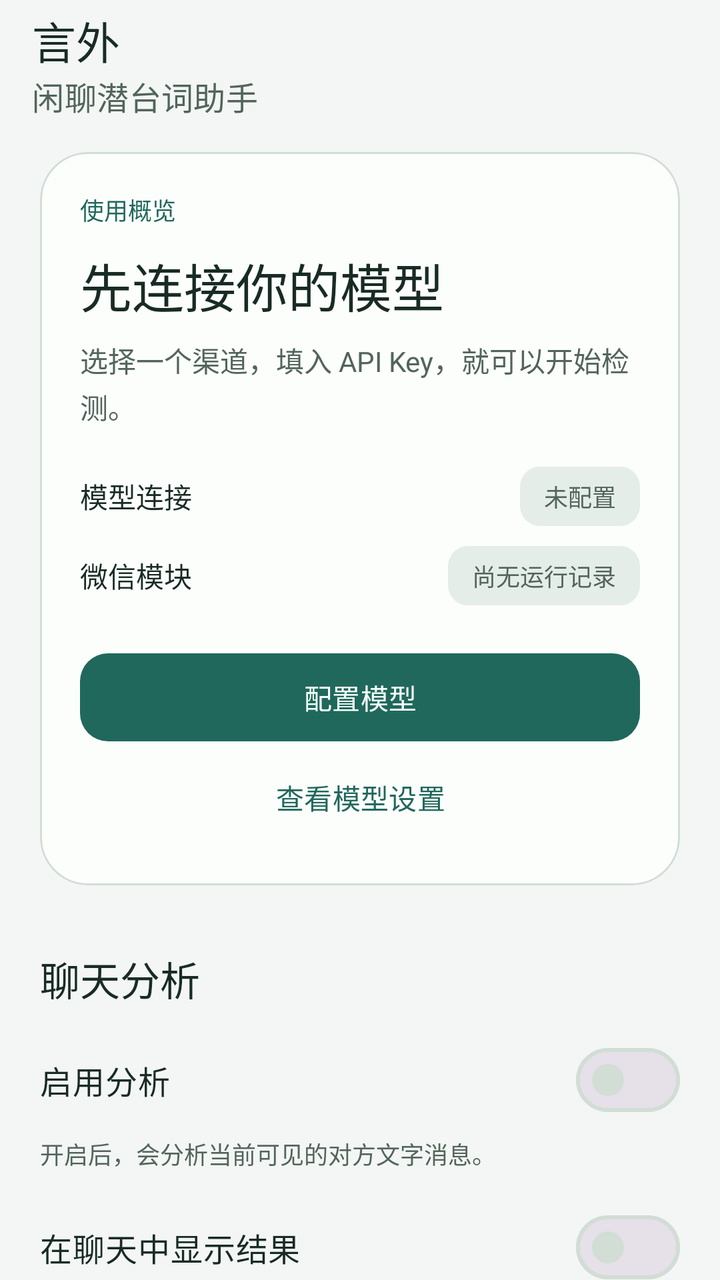
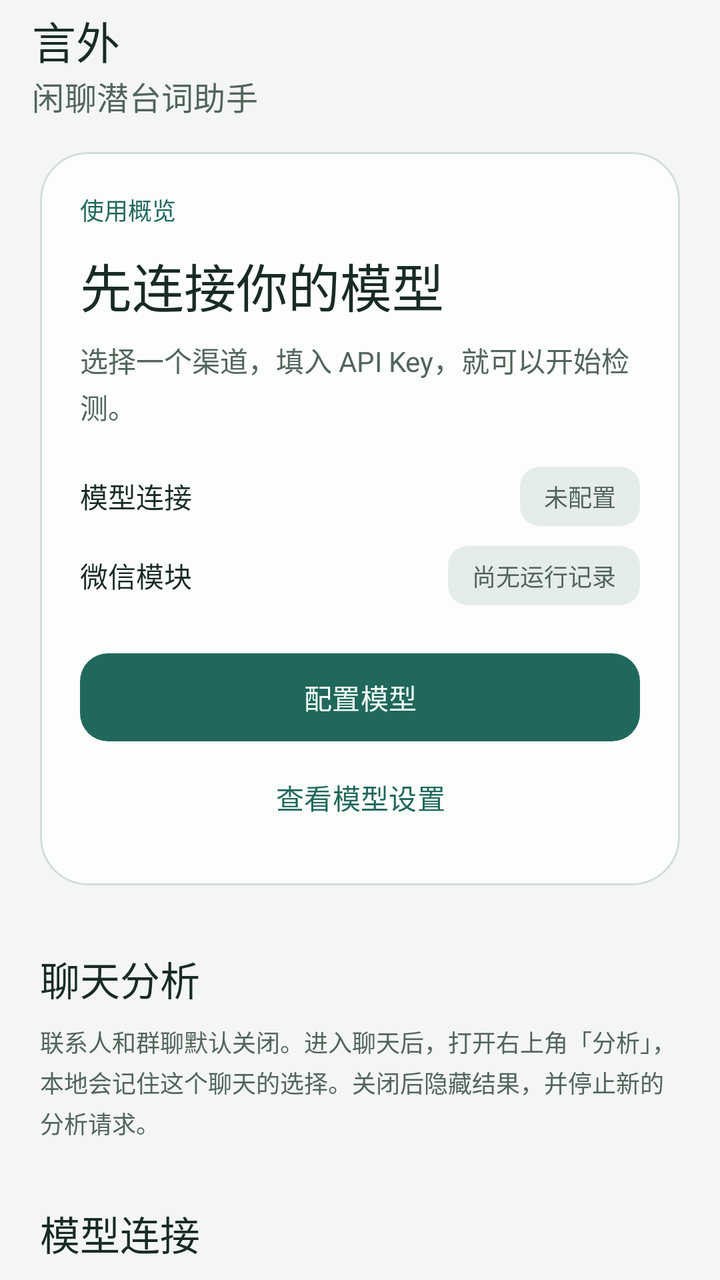

An Android layout rendered at two revisions. The XML below is the earlier revision; the diff shows what the commit changed to produce the second picture.
<!-- AndroidManifest.xml: application theme Theme.WeChatMood -->
<!-- res/layout/activity_main.xml -->
<?xml version="1.0" encoding="utf-8"?>
<LinearLayout xmlns:android="http://schemas.android.com/apk/res/android" xmlns:app="http://schemas.android.com/apk/res-auto"
    android:layout_width="match_parent" android:layout_height="match_parent"
    android:background="@color/page_background" android:orientation="vertical">
    <com.google.android.material.appbar.MaterialToolbar android:layout_width="match_parent"
        android:layout_height="wrap_content" android:minHeight="?attr/actionBarSize"
        app:title="@string/app_name" app:subtitle="闲聊潜台词助手" app:titleTextColor="@color/text_primary"
        app:subtitleTextColor="@color/text_secondary" android:background="@color/page_background" />
    <androidx.core.widget.NestedScrollView android:id="@+id/pageScroll"
        android:layout_width="match_parent" android:layout_height="0dp" android:layout_weight="1"
        android:fillViewport="true" android:clipToPadding="false">
        <LinearLayout android:layout_width="match_parent" android:layout_height="wrap_content"
            android:orientation="vertical" android:paddingStart="20dp" android:paddingEnd="20dp"
            android:paddingTop="12dp" android:paddingBottom="32dp">
            <com.google.android.material.card.MaterialCardView android:id="@+id/overviewCard"
                android:layout_width="match_parent" android:layout_height="wrap_content"
                app:cardBackgroundColor="@color/panel_surface" app:cardCornerRadius="24dp"
                app:cardElevation="0dp" app:strokeWidth="1dp" app:strokeColor="@color/outline_subtle">
                <LinearLayout android:layout_width="match_parent" android:layout_height="wrap_content"
                    android:orientation="vertical" android:padding="20dp">
                    <TextView style="@style/Yanwai.Caption" android:text="使用概览"
                        android:textColor="@color/brand_primary" android:fontFamily="sans-serif-medium" />
                    <TextView android:id="@+id/textOverviewTitle" style="@style/Yanwai.Body"
                        android:layout_marginTop="10dp" android:textSize="26sp" android:fontFamily="sans-serif-medium"
                        android:textColor="@color/text_primary" android:accessibilityHeading="true"
                        android:accessibilityLiveRegion="polite" android:text="先连接你的模型" />
                    <TextView android:id="@+id/textOverviewDescription" style="@style/Yanwai.Body"
                        android:layout_marginTop="8dp" android:text="选择一个渠道，填入 API Key，就可以开始检测。" />
                    <LinearLayout android:layout_width="match_parent" android:layout_height="wrap_content"
                        android:orientation="horizontal" android:gravity="center_vertical" android:layout_marginTop="20dp">
                        <TextView style="@style/Yanwai.Body" android:layout_width="0dp" android:layout_weight="1"
                            android:text="模型连接" android:textColor="@color/text_primary" />
                        <TextView android:id="@+id/textModelBadge" style="@style/Yanwai.Badge" android:text="未配置" />
                    </LinearLayout>
                    <LinearLayout android:layout_width="match_parent" android:layout_height="wrap_content"
                        android:orientation="horizontal" android:gravity="center_vertical" android:layout_marginTop="10dp">
                        <TextView style="@style/Yanwai.Body" android:layout_width="0dp" android:layout_weight="1"
                            android:text="微信模块" android:textColor="@color/text_primary" />
                        <TextView android:id="@+id/textHostBadge" style="@style/Yanwai.Badge" android:text="尚无运行记录" />
                    </LinearLayout>
                    <com.google.android.material.button.MaterialButton android:id="@+id/buttonNextStep"
                        style="@style/Yanwai.Button" android:layout_marginTop="20dp" android:text="配置模型" />
                    <com.google.android.material.button.MaterialButton android:id="@+id/buttonJumpModel"
                        style="@style/Yanwai.Button.Text" android:text="查看模型设置" />
                </LinearLayout>
            </com.google.android.material.card.MaterialCardView>

            <TextView style="@style/Yanwai.Section" android:text="聊天分析" />
            <com.google.android.material.materialswitch.MaterialSwitch android:id="@+id/switchEnabled"
                android:layout_width="match_parent" android:layout_height="wrap_content"
                android:minHeight="56dp" android:text="启用分析" android:textSize="16sp"
                android:textColor="@color/text_primary" />
            <TextView android:id="@+id/textAnalysisHint" style="@style/Yanwai.Caption"
                android:text="开启后，会分析当前可见的对方文字消息。" />
            <com.google.android.material.materialswitch.MaterialSwitch android:id="@+id/switchBadge"
                android:layout_width="match_parent" android:layout_height="wrap_content" android:layout_marginTop="10dp"
                android:minHeight="56dp" android:text="在聊天中显示结果" android:textSize="16sp"
                android:textColor="@color/text_primary" />
            <TextView android:id="@+id/textDisplayHint" style="@style/Yanwai.Caption"
                android:text="对应微信右上角的「绘制」开关；隐藏结果不会关闭分析总开关。" />

            <TextView android:id="@+id/modelSection" style="@style/Yanwai.Section" android:text="模型连接" />
            <TextView android:id="@+id/textModelStatus" style="@style/Yanwai.Body" android:text="先选择渠道，再填写对应的 API Key。" />
            <TextView android:id="@+id/textDraftStatus" style="@style/Yanwai.Badge"
                android:layout_marginTop="12dp" android:visibility="gone" android:text="有未保存修改" />
            <com.google.android.material.textfield.TextInputLayout android:id="@+id/layoutProvider"
                style="@style/Widget.Material3.TextInputLayout.OutlinedBox.ExposedDropdownMenu"
                android:layout_width="match_parent" android:layout_height="wrap_content"
                android:layout_marginTop="16dp" android:hint="服务渠道">
                <com.google.android.material.textfield.MaterialAutoCompleteTextView android:id="@+id/inputProvider"
                    android:layout_width="match_parent" android:layout_height="wrap_content"
                    android:minHeight="56dp" android:inputType="none" android:saveEnabled="false" />
            </com.google.android.material.textfield.TextInputLayout>
            <TextView android:id="@+id/textProviderSummary" style="@style/Yanwai.Caption"
                android:layout_marginTop="8dp" android:text="预设渠道已匹配地址与模型，只需填写 Key。" />
            <com.google.android.material.textfield.TextInputLayout android:id="@+id/layoutApiBase"
                style="@style/Widget.Material3.TextInputLayout.OutlinedBox"
                android:layout_width="match_parent" android:layout_height="wrap_content"
                android:layout_marginTop="12dp" android:hint="API 地址" android:visibility="gone">
                <com.google.android.material.textfield.TextInputEditText android:id="@+id/inputApiBase"
                    android:layout_width="match_parent" android:layout_height="wrap_content"
                    android:minHeight="56dp" android:inputType="textUri" android:maxLines="3"
                    android:importantForAutofill="no" android:saveEnabled="false" />
            </com.google.android.material.textfield.TextInputLayout>
            <com.google.android.material.textfield.TextInputLayout android:id="@+id/layoutApiModel"
                style="@style/Widget.Material3.TextInputLayout.OutlinedBox"
                android:layout_width="match_parent" android:layout_height="wrap_content"
                android:layout_marginTop="12dp" android:hint="模型名" android:visibility="gone"
                app:helperText="按服务商文档填写，留空使用 jev-1.13.0。">
                <com.google.android.material.textfield.TextInputEditText android:id="@+id/inputApiModel"
                    android:layout_width="match_parent" android:layout_height="wrap_content"
                    android:minHeight="56dp" android:inputType="textVisiblePassword" android:singleLine="true"
                    android:importantForAutofill="no" android:saveEnabled="false" />
            </com.google.android.material.textfield.TextInputLayout>
            <com.google.android.material.textfield.TextInputLayout android:id="@+id/layoutApiKey"
                style="@style/Widget.Material3.TextInputLayout.OutlinedBox"
                android:layout_width="match_parent" android:layout_height="wrap_content"
                android:layout_marginTop="12dp" android:hint="API Key" app:endIconMode="password_toggle"
                app:helperText="使用当前渠道申请的 Key，仅保存在本机。">
                <com.google.android.material.textfield.TextInputEditText android:id="@+id/inputApiKey"
                    android:layout_width="match_parent" android:layout_height="wrap_content"
                    android:minHeight="56dp" android:inputType="textPassword" android:singleLine="true"
                    android:importantForAutofill="no" android:saveEnabled="false" />
            </com.google.android.material.textfield.TextInputLayout>
            <com.google.android.material.button.MaterialButton android:id="@+id/buttonProviderHelp"
                style="@style/Yanwai.Button.Text" android:text="没有 Key？查看获取方法" />
            <LinearLayout android:id="@+id/providerHelpPanel" android:layout_width="match_parent"
                android:layout_height="wrap_content" android:orientation="vertical" android:visibility="gone"
                android:background="@drawable/status_pill" android:padding="16dp">
                <TextView android:id="@+id/textProviderGuide" style="@style/Yanwai.Body" />
                <com.google.android.material.button.MaterialButton android:id="@+id/buttonGetKey"
                    style="@style/Yanwai.Button.Outline" android:layout_marginTop="12dp" android:text="前往申请 Key ↗" />
                <com.google.android.material.button.MaterialButton android:id="@+id/buttonProviderDocs"
                    style="@style/Yanwai.Button.Text" android:text="查看渠道文档 ↗" />
            </LinearLayout>
            <com.google.android.material.button.MaterialButton android:id="@+id/buttonTestModel"
                style="@style/Yanwai.Button" android:layout_marginTop="16dp" android:text="保存并检测连接" />
            <com.google.android.material.button.MaterialButton android:id="@+id/buttonSaveApi"
                style="@style/Yanwai.Button.Text" android:text="仅保存配置" />
            <com.google.android.material.progressindicator.LinearProgressIndicator android:id="@+id/progressModel"
                android:layout_width="match_parent" android:layout_height="4dp" android:indeterminate="true"
                android:visibility="gone" app:trackCornerRadius="2dp" android:contentDescription="正在检测模型连接" />
            <TextView android:id="@+id/textTestResult" style="@style/Yanwai.Body"
                android:layout_marginTop="12dp" android:padding="16dp" android:background="@drawable/status_pill"
                android:accessibilityLiveRegion="polite" android:visibility="gone" />
            <TextView style="@style/Yanwai.Caption" android:layout_marginTop="12dp"
                android:text="开启分析后，消息和相关前文将发送到所选服务。仅分析可见的对方纯文本，跳过媒体及超过 1000 字的消息，不会自动回复。" />

            <TextView android:id="@+id/wechatSection" style="@style/Yanwai.Section" android:text="微信中的使用情况" />
            <TextView android:id="@+id/textFrameworkStatus" style="@style/Yanwai.Body" />
            <com.google.android.material.button.MaterialButton android:id="@+id/buttonSetupGuide"
                style="@style/Yanwai.Button.Text" android:layout_marginTop="8dp" android:text="首次使用 / 未生效？查看步骤" />
            <LinearLayout android:id="@+id/setupGuidePanel" android:layout_width="match_parent"
                android:layout_height="wrap_content" android:orientation="vertical" android:visibility="gone"
                android:padding="16dp" android:background="@drawable/status_pill">
                <TextView style="@style/Yanwai.Body" android:fontFamily="sans-serif-medium"
                    android:textColor="@color/text_primary" android:text="01  连接模型" />
                <TextView style="@style/Yanwai.Body" android:layout_marginTop="4dp"
                    android:text="选择渠道、填入 Key，点击「保存并检测连接」。" />
                <TextView style="@style/Yanwai.Body" android:layout_marginTop="16dp" android:fontFamily="sans-serif-medium"
                    android:textColor="@color/text_primary" android:text="02  启用微信模块" />
                <TextView style="@style/Yanwai.Body" android:layout_marginTop="4dp"
                    android:text="在 LSPosed 中启用言外，作用域勾选微信，然后彻底关闭并重新打开微信。" />
                <TextView style="@style/Yanwai.Body" android:layout_marginTop="16dp" android:fontFamily="sans-serif-medium"
                    android:textColor="@color/text_primary" android:text="03  打开一个聊天" />
                <TextView style="@style/Yanwai.Body" android:layout_marginTop="4dp"
                    android:text="打开有对方文字消息的聊天，开启右上角「绘制」。长按开关可查看操作或导出日志。" />
                <com.google.android.material.button.MaterialButton android:id="@+id/buttonOpenWechat"
                    style="@style/Yanwai.Button.Outline" android:layout_marginTop="12dp" android:text="打开微信" />
            </LinearLayout>

            <TextView style="@style/Yanwai.Section" android:text="遇到问题" />
            <TextView style="@style/Yanwai.Body" android:text="先复现一次，再导出日志。问题自行恢复后，也可以查看之前的记录。" />
            <com.google.android.material.button.MaterialButton android:id="@+id/buttonExportLog"
                style="@style/Yanwai.Button.Outline" android:layout_marginTop="12dp" android:text="导出运行日志" />
            <com.google.android.material.button.MaterialButton android:id="@+id/buttonDebug"
                style="@style/Yanwai.Button.Text" android:text="查看详细排查信息" />
            <LinearLayout android:id="@+id/debugPanel" android:layout_width="match_parent"
                android:layout_height="wrap_content" android:orientation="vertical" android:visibility="gone">
                <TextView style="@style/Yanwai.Caption"
                    android:text="桌面页包含本应用日志和微信最近上报的记录。若未收到微信日志，请在微信内长按「绘制」或「言外」入口直接导出。" />
                <com.google.android.material.materialswitch.MaterialSwitch android:id="@+id/switchExplore"
                    android:layout_width="match_parent" android:layout_height="wrap_content"
                    android:minHeight="56dp" android:text="记录微信适配信息" />
                <TextView style="@style/Yanwai.Caption" android:text="排查版本兼容问题时开启，重启微信后生效。" />
                <com.google.android.material.button.MaterialButton android:id="@+id/buttonRefreshLog"
                    style="@style/Yanwai.Button.Text" android:text="刷新状态与日志" />
                <com.google.android.material.button.MaterialButton android:id="@+id/buttonCopyLog"
                    style="@style/Yanwai.Button.Text" android:text="复制完整日志" />
                <TextView android:id="@+id/textLog" style="@style/Yanwai.Caption"
                    android:textIsSelectable="true" android:fontFamily="monospace" />
            </LinearLayout>

            <View android:layout_width="match_parent" android:layout_height="1dp"
                android:layout_marginTop="28dp" android:background="@color/outline_subtle" />
            <TextView style="@style/Yanwai.Section" android:layout_marginTop="24dp" android:text="关于与更新" />
            <TextView android:id="@+id/textUpdateStatus" style="@style/Yanwai.Caption" android:accessibilityLiveRegion="polite" />
            <com.google.android.material.button.MaterialButton android:id="@+id/buttonCheckUpdate"
                style="@style/Yanwai.Button.Text" android:text="检查更新" />
            <com.google.android.material.button.MaterialButton android:id="@+id/buttonReleasePage"
                style="@style/Yanwai.Button.Text" android:text="GitHub 发布页 ↗" />
            <TextView style="@style/Yanwai.Section" android:text="联系作者" />
            <TextView style="@style/Yanwai.Body" android:text="使用反馈或交流建议，可以添加作者微信。" />
            <ImageView android:layout_width="match_parent" android:layout_height="wrap_content"
                android:layout_marginTop="16dp" android:adjustViewBounds="true" android:maxHeight="280dp"
                android:scaleType="fitCenter" android:src="@drawable/author_wechat_qr"
                android:contentDescription="作者微信二维码，微信号 YIRC99" />
            <TextView style="@style/Yanwai.Body" android:layout_marginTop="12dp"
                android:gravity="center" android:text="作者微信：YIRC99" android:textColor="@color/text_primary"
                android:fontFamily="sans-serif-medium" android:textIsSelectable="true" />
            <com.google.android.material.button.MaterialButton android:id="@+id/buttonCopyAuthor"
                style="@style/Yanwai.Button.Text" android:text="复制作者微信号" />

            <TextView style="@style/Yanwai.Section" android:text="免费与开源" />
            <TextView style="@style/Yanwai.Badge" android:text="言外完全免费"
                android:textColor="@color/status_success" android:backgroundTint="@color/status_success_bg" />
            <TextView style="@style/Yanwai.Body" android:layout_marginTop="12dp"
                android:text="本项目不收费，没有会员或付费解锁。\n第三方模型服务可能按其规则收费，费用不属于言外。" />
            <TextView style="@style/Yanwai.Caption" android:layout_marginTop="16dp" android:text="项目开源地址" />
            <TextView style="@style/Yanwai.Body" android:layout_marginTop="4dp"
                android:text="https://github.com/YIRC99/yanwai" android:textColor="@color/brand_primary"
                android:textIsSelectable="true" />
            <com.google.android.material.button.MaterialButton android:id="@+id/buttonOpenSource"
                style="@style/Yanwai.Button.Outline" android:layout_marginTop="8dp" android:text="查看开源代码 ↗" />
            <TextView style="@style/Yanwai.Caption" android:layout_marginTop="16dp"
                android:text="理解多一种可能，不替你下结论。\n模型判断仅供参考。" android:gravity="center" />
        </LinearLayout>
    </androidx.core.widget.NestedScrollView>
</LinearLayout>
<!-- resources referenced by this layout -->
<resources>
  <color name="brand_primary">#20685C</color>
  <color name="outline_subtle">#D1DDD5</color>
  <color name="page_background">#F3F6F4</color>
  <color name="panel_surface">#FCFEFC</color>
  <color name="status_success">#1B6651</color>
  <color name="status_success_bg">#DDEFE5</color>
  <color name="text_primary">#182B24</color>
  <color name="text_secondary">#52655B</color>
  <!-- drawable status_pill (drawable) -->
  <?xml version="1.0" encoding="utf-8"?>
  <shape xmlns:android="http://schemas.android.com/apk/res/android" android:shape="rectangle">
      <solid android:color="@color/status_neutral_bg" />
      <corners android:radius="10dp" />
  </shape>
  <string name="app_name">言外</string>
  <style name="Yanwai.Badge" parent="Yanwai.Caption">
          <item name="android:layout_width">wrap_content</item>
          <item name="android:fontFamily">sans-serif-medium</item>
          <item name="android:paddingStart">12dp</item>
          <item name="android:paddingEnd">12dp</item>
          <item name="android:paddingTop">6dp</item>
          <item name="android:paddingBottom">6dp</item>
          <item name="android:background">@drawable/status_pill</item>
          <item name="android:accessibilityLiveRegion">polite</item>
      </style>
  <style name="Yanwai.Body" parent="">
          <item name="android:layout_width">match_parent</item>
          <item name="android:layout_height">wrap_content</item>
          <item name="android:textSize">14sp</item>
          <item name="android:textColor">@color/text_secondary</item>
          <item name="android:lineSpacingExtra">3dp</item>
      </style>
  <style name="Yanwai.Button" parent="Widget.Material3.Button">
          <item name="android:layout_width">match_parent</item>
          <item name="android:layout_height">wrap_content</item>
          <item name="android:minHeight">52dp</item>
          <item name="cornerRadius">14dp</item>
          <item name="android:textSize">14sp</item>
          <item name="android:textAllCaps">false</item>
      </style>
  <style name="Yanwai.Button.Outline" parent="Widget.Material3.Button.OutlinedButton">
          <item name="android:layout_width">match_parent</item>
          <item name="android:layout_height">wrap_content</item>
          <item name="android:minHeight">52dp</item>
          <item name="cornerRadius">14dp</item>
          <item name="android:textAllCaps">false</item>
      </style>
  <style name="Yanwai.Button.Text" parent="Widget.Material3.Button.TextButton">
          <item name="android:layout_width">match_parent</item>
          <item name="android:layout_height">wrap_content</item>
          <item name="android:minHeight">48dp</item>
          <item name="android:textAllCaps">false</item>
      </style>
  <style name="Yanwai.Caption" parent="Yanwai.Body">
          <item name="android:textSize">12sp</item>
      </style>
  <style name="Yanwai.Section" parent="Yanwai.Body">
          <item name="android:textSize">20sp</item>
          <item name="android:fontFamily">sans-serif-medium</item>
          <item name="android:textColor">@color/text_primary</item>
          <item name="android:layout_marginTop">32dp</item>
          <item name="android:layout_marginBottom">8dp</item>
          <item name="android:accessibilityHeading">true</item>
      </style>
  <color name="status_neutral_bg">#E5EDE8</color>
  <color name="brand_on_primary">#F5FFF9</color>
  <color name="status_error">#9B3336</color>
  <color name="status_error_bg">#F8E3E2</color>
  <!-- unchanged entries left out for length: 2 -->
</resources>

<!-- the commit's change to res/layout/activity_main.xml (unified diff, before → after) -->
@@ -46,18 +46,8 @@
             </com.google.android.material.card.MaterialCardView>
 
             <TextView style="@style/Yanwai.Section" android:text="聊天分析" />
-            <com.google.android.material.materialswitch.MaterialSwitch android:id="@+id/switchEnabled"
-                android:layout_width="match_parent" android:layout_height="wrap_content"
-                android:minHeight="56dp" android:text="启用分析" android:textSize="16sp"
-                android:textColor="@color/text_primary" />
-            <TextView android:id="@+id/textAnalysisHint" style="@style/Yanwai.Caption"
-                android:text="开启后，会分析当前可见的对方文字消息。" />
-            <com.google.android.material.materialswitch.MaterialSwitch android:id="@+id/switchBadge"
-                android:layout_width="match_parent" android:layout_height="wrap_content" android:layout_marginTop="10dp"
-                android:minHeight="56dp" android:text="在聊天中显示结果" android:textSize="16sp"
-                android:textColor="@color/text_primary" />
-            <TextView android:id="@+id/textDisplayHint" style="@style/Yanwai.Caption"
-                android:text="对应微信右上角的「绘制」开关；隐藏结果不会关闭分析总开关。" />
+            <TextView style="@style/Yanwai.Caption"
+                android:text="联系人和群聊默认关闭。进入聊天后，打开右上角「分析」，本地会记住这个聊天的选择。关闭后隐藏结果，并停止新的分析请求。" />
 
             <TextView android:id="@+id/modelSection" style="@style/Yanwai.Section" android:text="模型连接" />
             <TextView android:id="@+id/textModelStatus" style="@style/Yanwai.Body" android:text="先选择渠道，再填写对应的 API Key。" />
@@ -144,7 +134,7 @@
                 <TextView style="@style/Yanwai.Body" android:layout_marginTop="16dp" android:fontFamily="sans-serif-medium"
                     android:textColor="@color/text_primary" android:text="03  打开一个聊天" />
                 <TextView style="@style/Yanwai.Body" android:layout_marginTop="4dp"
-                    android:text="打开有对方文字消息的聊天，开启右上角「绘制」。长按开关可查看操作或导出日志。" />
+                    android:text="打开聊天，按需开启右上角「分析」。每个聊天单独记住选择；长按开关可查看操作或导出日志。" />
                 <com.google.android.material.button.MaterialButton android:id="@+id/buttonOpenWechat"
                     style="@style/Yanwai.Button.Outline" android:layout_marginTop="12dp" android:text="打开微信" />
             </LinearLayout>
@@ -158,7 +148,7 @@
             <LinearLayout android:id="@+id/debugPanel" android:layout_width="match_parent"
                 android:layout_height="wrap_content" android:orientation="vertical" android:visibility="gone">
                 <TextView style="@style/Yanwai.Caption"
-                    android:text="桌面页包含本应用日志和微信最近上报的记录。若未收到微信日志，请在微信内长按「绘制」或「言外」入口直接导出。" />
+                    android:text="桌面页包含本应用日志和微信最近上报的记录。若未收到微信日志，请在微信内长按「分析」或「言外」入口直接导出。" />
                 <com.google.android.material.materialswitch.MaterialSwitch android:id="@+id/switchExplore"
                     android:layout_width="match_parent" android:layout_height="wrap_content"
                     android:minHeight="56dp" android:text="记录微信适配信息" />
